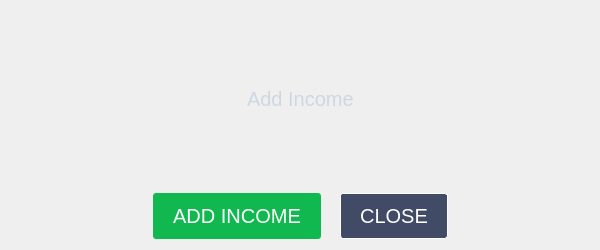
Before: the Qt Designer form src/addincome.ui in elvisxiaozhi/True-Wish, drawn with Qt 5.
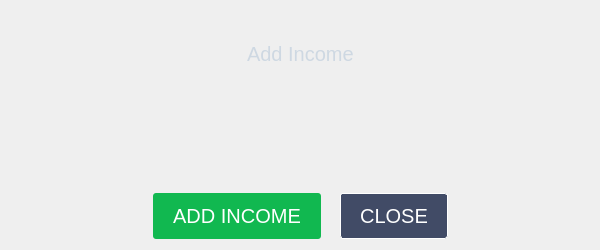
After: the same form once the commit is applied.

Diff of the .ui file:
```diff
--- a/src/addincome.ui
+++ b/src/addincome.ui
@@ -13,7 +13,7 @@
   <property name="windowTitle">
    <string>Form</string>
   </property>
-  <layout class="QVBoxLayout" name="verticalLayout" stretch="1,1,1">
+  <layout class="QVBoxLayout" name="verticalLayout_2">
    <item>
     <layout class="QHBoxLayout" name="horizontalLayout_2">
      <item>
@@ -56,7 +56,60 @@
     </layout>
    </item>
    <item>
-    <layout class="QVBoxLayout" name="lineEditLayout"/>
+    <layout class="QVBoxLayout" name="verticalLayout">
+     <item>
+      <layout class="QHBoxLayout" name="lineEditLayout"/>
+     </item>
+     <item>
+      <layout class="QHBoxLayout" name="horizontalLayout_4">
+       <item>
+        <spacer name="horizontalSpacer_5">
+         <property name="orientation">
+          <enum>Qt::Horizontal</enum>
+         </property>
+         <property name="sizeType">
+          <enum>QSizePolicy::Expanding</enum>
+         </property>
+         <property name="sizeHint" stdset="0">
+          <size>
+           <width>40</width>
+           <height>1</height>
+          </size>
+         </property>
+        </spacer>
+       </item>
+       <item>
+        <widget class="QWidget" name="lineWidget" native="true">
+         <property name="baseSize">
+          <size>
+           <width>0</width>
+           <height>0</height>
+          </size>
+         </property>
+         <property name="styleSheet">
+          <string notr="true">background-color: #BFC6D6;</string>
+         </property>
+        </widget>
+       </item>
+       <item>
+        <spacer name="horizontalSpacer_6">
+         <property name="orientation">
+          <enum>Qt::Horizontal</enum>
+         </property>
+         <property name="sizeType">
+          <enum>QSizePolicy::Expanding</enum>
+         </property>
+         <property name="sizeHint" stdset="0">
+          <size>
+           <width>40</width>
+           <height>1</height>
+          </size>
+         </property>
+        </spacer>
+       </item>
+      </layout>
+     </item>
+    </layout>
    </item>
    <item>
     <layout class="QHBoxLayout" name="horizontalLayout" stretch="0,0,0,0,0">
```
